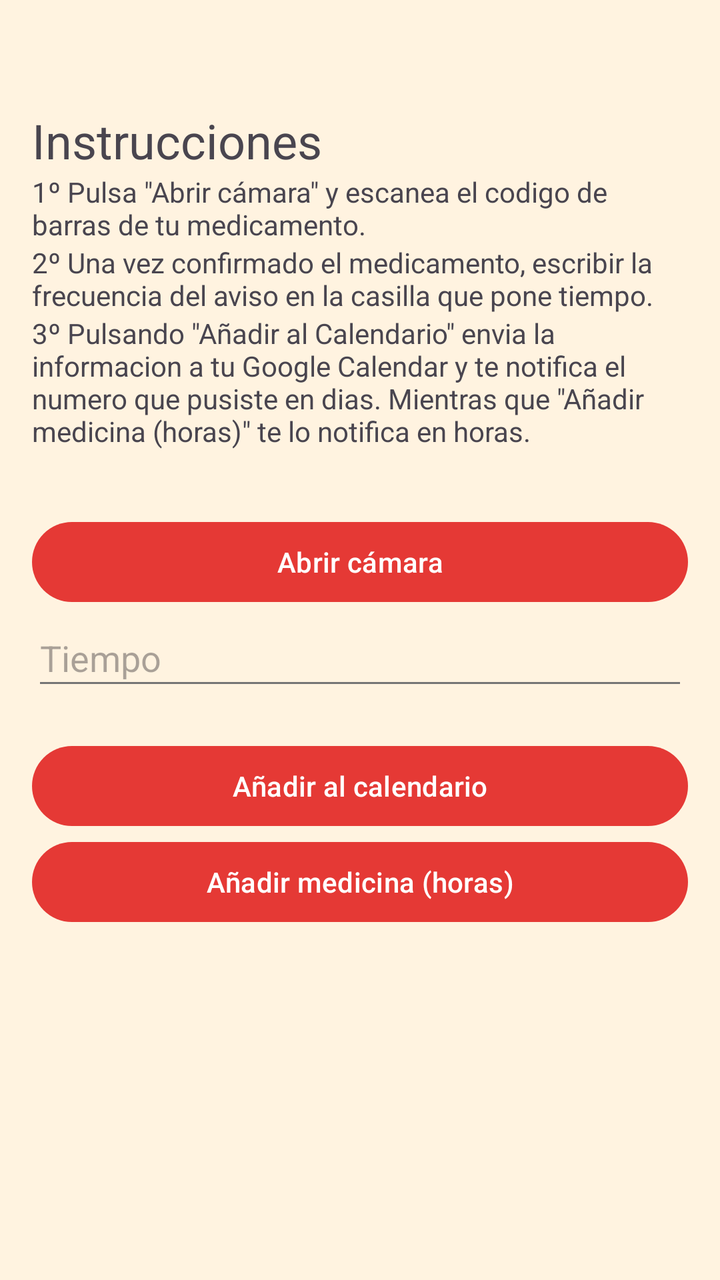
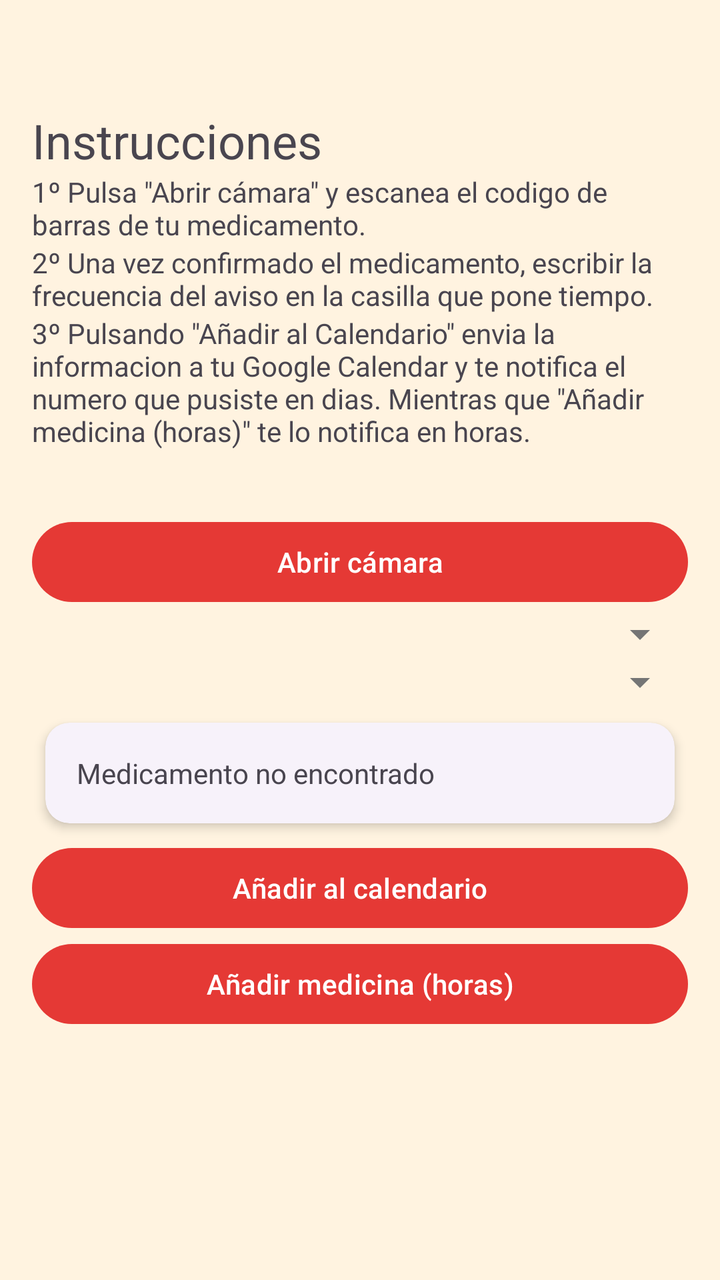

Screens rendered from an Android XML layout before and after an edit, with the pre-edit source and the edit as a unified diff.
<!-- AndroidManifest.xml: application theme Theme.Pastillero -->
<!-- res/layout/activity_nuevo_med.xml -->
<?xml version="1.0" encoding="utf-8"?>
<androidx.constraintlayout.widget.ConstraintLayout xmlns:android="http://schemas.android.com/apk/res/android"
    xmlns:app="http://schemas.android.com/apk/res-auto"
    xmlns:tools="http://schemas.android.com/tools"
    android:id="@+id/main"
    android:layout_width="match_parent"
    android:layout_height="match_parent"
    tools:context=".NuevoMed">

    <LinearLayout
        android:id="@+id/linearLayoutInstrucciones"
        android:layout_width="0dp"
        android:layout_height="wrap_content"
        android:layout_marginStart="16dp"
        android:layout_marginTop="32dp"
        android:layout_marginEnd="16dp"
        android:orientation="vertical"
        app:layout_constraintBottom_toBottomOf="parent"
        app:layout_constraintEnd_toEndOf="parent"
        app:layout_constraintStart_toStartOf="parent"
        app:layout_constraintTop_toTopOf="parent"
        app:layout_constraintVertical_bias="0.050000012">

        <TextView
            android:id="@+id/tvNuevoMedInstrucciones"
            android:layout_width="match_parent"
            android:layout_height="wrap_content"
            android:text="@string/tvMedInstrucciones"
            android:textSize="24sp" />

        <TextView
            android:id="@+id/tvPaso1"
            android:layout_width="match_parent"
            android:layout_height="wrap_content"
            android:text="@string/tvInstPaso1" />

        <TextView
            android:id="@+id/tvPaso2"
            android:layout_width="match_parent"
            android:layout_height="wrap_content"
            android:text="@string/tvInstPaso2" />

        <TextView
            android:id="@+id/tvPaso3"
            android:layout_width="match_parent"
            android:layout_height="wrap_content"
            android:text="@string/tvInstPaso3" />

    </LinearLayout>

    <LinearLayout
        android:id="@+id/linearLayoutAcciones"
        android:layout_width="0dp"
        android:layout_height="wrap_content"
        android:layout_marginStart="16dp"
        android:layout_marginTop="32dp"
        android:layout_marginEnd="16dp"
        android:orientation="vertical"
        app:layout_constraintBottom_toBottomOf="parent"
        app:layout_constraintEnd_toEndOf="parent"
        app:layout_constraintStart_toStartOf="parent"
        app:layout_constraintTop_toBottomOf="@+id/linearLayoutInstrucciones"
        app:layout_constraintVertical_bias="0.0">

        <Button
            android:id="@+id/btnAbrirAcmara"
            android:layout_width="match_parent"
            android:layout_height="wrap_content"
            android:text="@string/btnCamara" />

        <EditText
            android:id="@+id/edtIntervalo"
            android:layout_width="match_parent"
            android:layout_height="45dp"
            android:ems="10"
            android:hint="@string/hintTiempo"
            android:inputType="text" />

        <TextView
            android:id="@+id/tvPruebaBarcode"
            android:layout_width="match_parent"
            android:layout_height="wrap_content"
            android:text="" />

        <Button
            android:id="@+id/btnAnadirMed"
            android:layout_width="match_parent"
            android:layout_height="wrap_content"
            android:text="@string/btnCalendario" />

        <Button
            android:id="@+id/btnAnadirMedHoras"
            android:layout_width="match_parent"
            android:layout_height="wrap_content"
            android:text="@string/btnHoras" />

    </LinearLayout>
</androidx.constraintlayout.widget.ConstraintLayout>
<!-- resources referenced by this layout -->
<resources>
  <string name="btnCalendario">Añadir al calendario</string>
  <string name="btnCamara">Abrir cámara</string>
  <string name="btnHoras">Añadir medicina (horas)</string>
  <string name="hintTiempo">Tiempo</string>
  <string name="tvInstPaso1">1º Pulsa \"Abrir cámara\" y escanea el codigo de barras de tu medicamento.</string>
  <string name="tvInstPaso2">2º Una vez confirmado el medicamento, escribir la frecuencia del aviso en la casilla que pone tiempo.</string>
  <string name="tvInstPaso3">3º Pulsando \"Añadir al Calendario\" envia la informacion a tu Google Calendar y te notifica el numero que pusiste en dias. Mientras que \"Añadir medicina (horas)\" te lo notifica en horas.</string>
  <string name="tvMedInstrucciones">Instrucciones</string>
  <style name="Theme.Pastillero" parent="Base.Theme.Pastillero" />
  <style name="Base.Theme.Pastillero" parent="Theme.Material3.DayNight.NoActionBar">
          <item name="colorPrimary">@color/red</item>
          <item name="colorPrimaryContainer">@color/soft_red</item>
          <item name="colorSurface">@color/white</item>
          <item name="android:colorBackground">@color/warm_cream</item>
          <item name="android:textColorPrimary">@color/dark_gray</item>
          <item name="android:textColorSecondary">@color/gray</item>
          <item name="android:statusBarColor">@color/red</item>
          <item name="android:windowLightStatusBar">true</item>
      </style>
  <color name="red">#E53935</color>
  <color name="soft_red">#EF5350</color>
  <color name="white">#FFFFFF</color>
  <color name="warm_cream">#FFF3E0</color>
  <color name="dark_gray">#212121</color>
  <color name="gray">#757575</color>
</resources>

<!-- the commit's change to res/layout/activity_nuevo_med.xml (unified diff, before → after) -->
@@ -68,20 +68,31 @@
             android:layout_height="wrap_content"
             android:text="@string/btnCamara" />
 
-        <EditText
-            android:id="@+id/edtIntervalo"
+        <Spinner
+            android:id="@+id/spnHoras"
             android:layout_width="match_parent"
-            android:layout_height="45dp"
-            android:ems="10"
-            android:hint="@string/hintTiempo"
-            android:inputType="text" />
+            android:layout_height="wrap_content" />
 
-        <TextView
-            android:id="@+id/tvPruebaBarcode"
+        <Spinner
+            android:id="@+id/spnDias"
+            android:layout_width="match_parent"
+            android:layout_height="wrap_content" />
+
+        <com.google.android.material.card.MaterialCardView
             android:layout_width="match_parent"
             android:layout_height="wrap_content"
-            android:text="" />
+            style="?attr/materialCardViewElevatedStyle"
+            app:cardElevation="3dp"
+            app:cardUseCompatPadding="true">
 
+            <TextView
+                android:id="@+id/tvPruebaBarcode"
+                android:layout_width="match_parent"
+                android:layout_height="wrap_content"
+                android:padding="16dp"
+                android:text="@string/tvMedPorDefecto" />
+
+        </com.google.android.material.card.MaterialCardView>
         <Button
             android:id="@+id/btnAnadirMed"
             android:layout_width="match_parent"
<!-- resource entries referenced after the edit -->
@@ -3,11 +3,11 @@
   <string name="btnCalendario">Añadir al calendario</string>
   <string name="btnCamara">Abrir cámara</string>
   <string name="btnHoras">Añadir medicina (horas)</string>
-  <string name="hintTiempo">Tiempo</string>
   <string name="tvInstPaso1">1º Pulsa \"Abrir cámara\" y escanea el codigo de barras de tu medicamento.</string>
   <string name="tvInstPaso2">2º Una vez confirmado el medicamento, escribir la frecuencia del aviso en la casilla que pone tiempo.</string>
   <string name="tvInstPaso3">3º Pulsando \"Añadir al Calendario\" envia la informacion a tu Google Calendar y te notifica el numero que pusiste en dias. Mientras que \"Añadir medicina (horas)\" te lo notifica en horas.</string>
   <string name="tvMedInstrucciones">Instrucciones</string>
+  <string name="tvMedPorDefecto">Medicamento no encontrado</string>
   <style name="Theme.Pastillero" parent="Base.Theme.Pastillero" />
   <style name="Base.Theme.Pastillero" parent="Theme.Material3.DayNight.NoActionBar">
           <item name="colorPrimary">@color/red</item>
